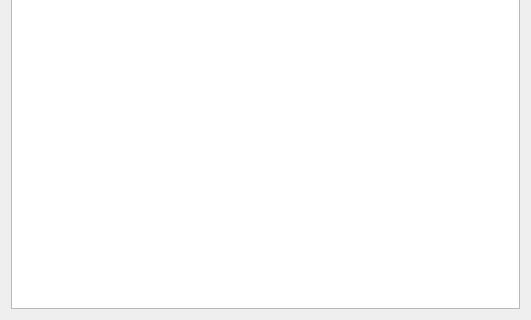
elkswe/AnManager, file managerwindow.ui: the form before one commit; both pictures show x 0 to 531 and y 299 to 619 of the 531 by 619 pixel window.
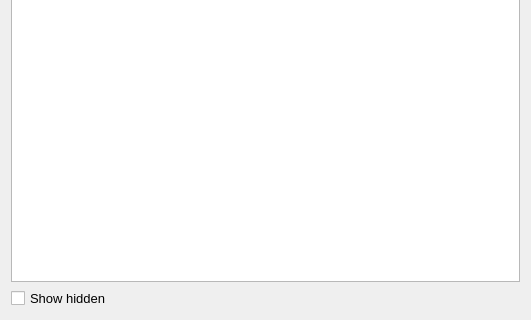
The form after the commit.

Diff of the .ui file:
```diff
--- a/managerwindow.ui
+++ b/managerwindow.ui
@@ -15,12 +15,35 @@
   </property>
   <widget class="QWidget" name="centralWidget">
    <layout class="QGridLayout" name="gridLayout">
-    <item row="0" column="0">
-     <layout class="QHBoxLayout" name="hBoxForDisks">
-      <property name="sizeConstraint">
-       <enum>QLayout::SetNoConstraint</enum>
+    <item row="3" column="0">
+     <widget class="QCheckBox" name="shwHidden">
+      <property name="sizePolicy">
+       <sizepolicy hsizetype="Maximum" vsizetype="Maximum">
+        <horstretch>0</horstretch>
+        <verstretch>0</verstretch>
+       </sizepolicy>
       </property>
-     </layout>
+      <property name="font">
+       <font>
+        <pointsize>10</pointsize>
+       </font>
+      </property>
+      <property name="layoutDirection">
+       <enum>Qt::LeftToRight</enum>
+      </property>
+      <property name="autoFillBackground">
+       <bool>false</bool>
+      </property>
+      <property name="text">
+       <string>Show hidden</string>
+      </property>
+      <property name="autoRepeat">
+       <bool>false</bool>
+      </property>
+      <property name="autoExclusive">
+       <bool>false</bool>
+      </property>
+     </widget>
     </item>
     <item row="1" column="0">
      <layout class="QHBoxLayout" name="horizontalLayout" stretch="0,0">
```
Left out of the diff: 19 changed lines with no effect on the pictures.
